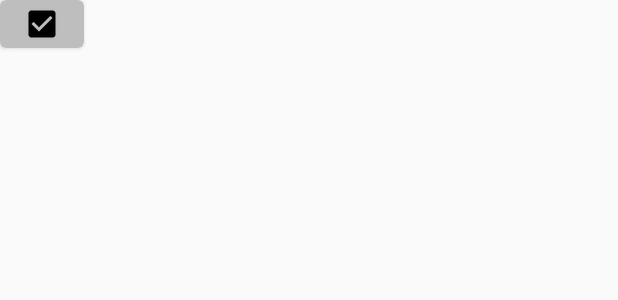
After one commit to boxfox619/Chefri, an Android app: the layout item_genre.xml on its own in the app's theme, with its tools: preview values and no code run, on a phone screen of 412 x 824 dp. The commit adds this screen. Shown: the top 300 px of the screen. Run offline under Robolectric (Android 15) with nearby library versions, the phone set to English and light mode, and no system bars.

Commit message:
recipe detail activity

```diff
--- a/app/src/main/AndroidManifest.xml
+++ b/app/src/main/AndroidManifest.xml
@@ -16,7 +16,9 @@
                 <category android:name="android.intent.category.LAUNCHER" />
             </intent-filter>
         </activity>
-        <activity android:name=".RecipeDetailActivity"></activity>
+        <activity
+            android:name=".RecipeDetailActivity"
+            android:theme="@style/DetailTheme"></activity>
     </application>
 
 </manifest>
--- a/app/src/main/java/com/boxfox/chefriapplication/MainActivity.java
+++ b/app/src/main/java/com/boxfox/chefriapplication/MainActivity.java
@@ -1,5 +1,6 @@
 package com.boxfox.chefriapplication;
 
+import android.content.Intent;
 import android.support.v7.app.AppCompatActivity;
 import android.os.Bundle;
 
@@ -9,5 +10,7 @@ public class MainActivity extends AppCompatActivity {
     protected void onCreate(Bundle savedInstanceState) {
         super.onCreate(savedInstanceState);
         setContentView(R.layout.activity_main);
+
+        startActivity(new Intent(this, RecipeDetailActivity.class));
     }
 }
--- /dev/null
+++ b/app/src/main/res/layout/item_genre.xml
@@ -0,0 +1,26 @@
+<?xml version="1.0" encoding="utf-8"?>
+<android.support.v7.widget.CardView
+    xmlns:android="http://schemas.android.com/apk/res/android"
+    xmlns:card_view="http://schemas.android.com/apk/res-auto"
+    android:layout_width="wrap_content"
+    android:layout_height="wrap_content"
+    card_view:cardCornerRadius="4dp"
+    card_view:cardPreventCornerOverlap="false"
+    card_view:cardBackgroundColor="@android:color/secondary_text_dark_nodisable"
+    >
+
+    <TextView
+        style="@style/MovieDetailContent"
+        android:layout_width="match_parent"
+        android:layout_height="match_parent"
+        xmlns:android="http://schemas.android.com/apk/res/android"
+        android:id="@+id/text_genre"
+        android:textColor="@android:color/black"
+        android:background="@null"
+        android:drawableLeft="@drawable/abc_btn_check_to_on_mtrl_015"
+        android:paddingLeft="12dp"
+        android:paddingRight="12dp"
+        android:gravity="center"
+        android:layout_margin="0dp"
+        />
+</android.support.v7.widget.CardView>
--- a/app/src/main/res/values/dimen.xml
+++ b/app/src/main/res/values/dimens.xml
@@ -1,5 +1,6 @@
 <?xml version="1.0" encoding="utf-8"?>
 <resources>
     <dimen name="card_item_padding">3dp</dimen>
+    <dimen name="parallax_image_height">330dp</dimen>
 
 </resources>
--- a/app/src/main/res/values/strings.xml
+++ b/app/src/main/res/values/strings.xml
@@ -1,3 +1,5 @@
 <resources>
     <string name="app_name">ChefriApplication</string>
+
+    <string name="font_roboto_medium">sans-serif-medium</string>
 </resources>
--- a/app/src/main/res/values/styles.xml
+++ b/app/src/main/res/values/styles.xml
@@ -8,4 +8,64 @@
         <item name="colorAccent">@color/colorAccent</item>
     </style>
 
+    <style name="DetailTheme" parent="Theme.AppCompat.Light.NoActionBar">
+        <item name="colorPrimary">@color/colorPrimary</item>
+        <item name="colorPrimaryDark">@color/colorPrimaryDark</item>
+        <item name="colorAccent">@color/colorAccent</item>
+        <item name="android:windowNoTitle">true</item>
+        <item name="windowActionBar">false</item>
+        <item name="drawerArrowStyle">@style/DrawerArrowStyle</item>
+    </style>
+
+    <style name="DrawerArrowStyle" parent="Widget.AppCompat.DrawerArrowToggle">
+        <item name="spinBars">true</item>
+        <item name="color">@android:color/white</item>
+    </style>
+
+    <style name="MovieDetailList">
+        <item name="android:layout_width">match_parent</item>
+        <item name="android:layout_height">wrap_content</item>
+        <item name="android:textColor">@color/text</item>
+        <item name="android:paddingLeft">16dp</item>
+        <item name="android:paddingRight">16dp</item>
+        <item name="android:paddingTop">8dp</item>
+        <item name="android:paddingBottom">8dp</item>
+        <item name="android:gravity">center_vertical</item>
+        <item name="android:drawablePadding">12dp</item>
+    </style>
+    <style name="MovieDetailButton">
+        <item name="android:layout_width">match_parent</item>
+        <item name="android:layout_height">wrap_content</item>
+        <item name="android:layout_weight">1</item>
+        <item name="android:textAppearance">?android:textAppearanceSmall</item>
+        <item name="android:fontFamily">@string/font_roboto_medium</item>
+        <item name="android:textStyle">bold</item>
+        <item name="android:gravity">center</item>
+        <item name="android:textColor">@color/primary_text</item>
+        <item name="android:paddingTop">8dp</item>
+        <item name="android:paddingBottom">4dp</item>
+        <item name="android:drawablePadding">4dp</item>
+        <item name="android:background">@null</item>
+        <item name="rd_rippleType">wave</item>
+        <item name="rd_enable">true</item>
+    </style>
+    <style name="MovieDetailTitle">
+        <item name="android:layout_height">wrap_content</item>
+        <item name="android:layout_width">wrap_content</item>
+        <item name="android:fontFamily">@string/font_roboto_medium</item>
+        <item name="android:textColor">@color/colorPrimary</item>
+        <item name="android:textAppearance">?android:textAppearanceMedium</item>
+        <item name="android:gravity">center_vertical</item>
+        <item name="android:layout_marginLeft">16dp</item>
+        <item name="android:layout_marginRight">16dp</item>
+        <item name="android:layout_marginTop">8dp</item>
+        <item name="android:layout_marginBottom">8dp</item>
+    </style>
+
+    <style name="MovieDetailContent" parent="MovieDetailTitle">
+        <item name="android:textAppearance">?android:textAppearanceSmall</item>
+        <item name="android:textColor">@android:color/black</item>
+        <item name="android:layout_marginTop">0dp</item>
+    </style>
+
 </resources>
```
Also changed, not shown: app/build.gradle (+8 -4 lines), app/src/main/java/com/boxfox/chefriapplication/RecipeDetailActivity.java (+9 -0 lines), app/src/main/res/layout/activity_recipe_detail.xml (+23 -31 lines), app/src/main/res/values/colors.xml (+18 -0 lines).
